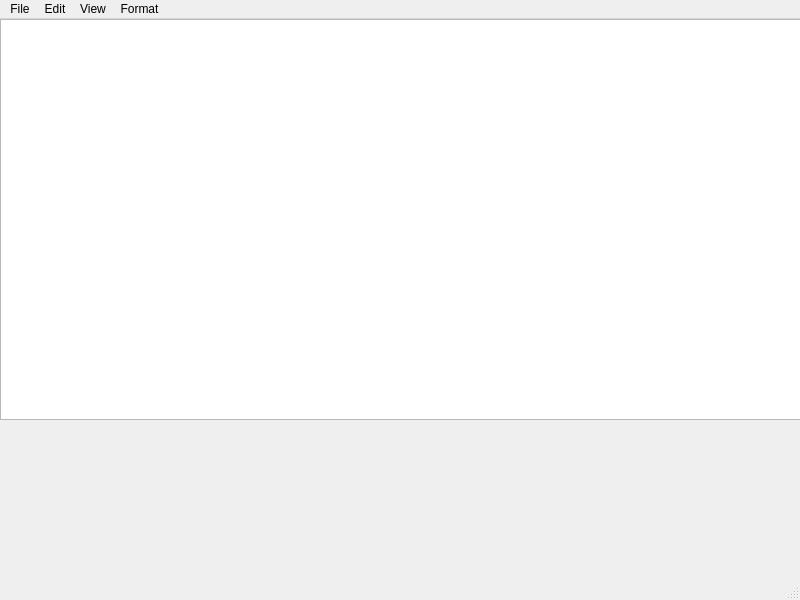
The window that mainwindow.ui (ValerieAttila09/SimpleNotepad-Qt-cpp) describes before a commit, drawn with Qt 5.
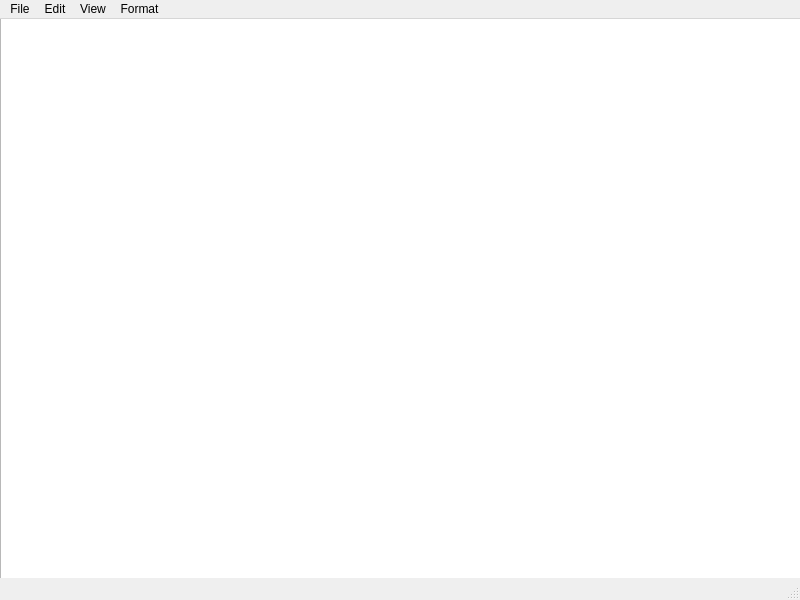
The same window after the commit.

Diff of the .ui file:
```diff
--- a/mainwindow.ui
+++ b/mainwindow.ui
@@ -18,9 +18,9 @@
     <property name="geometry">
      <rect>
       <x>0</x>
-      <y>0</y>
+      <y>-60</y>
       <width>801</width>
-      <height>401</height>
+      <height>621</height>
      </rect>
     </property>
    </widget>
```
Left out of the diff: 31 changed lines with no effect on the pictures.
